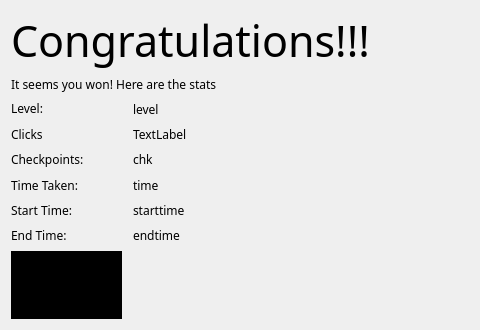
flamboyantpenguin/wikilynx, file wikiLYNX/ui/congrats.ui: the form before one commit; both pictures show x 0 to 480 and y 0 to 330 of the 850 by 330 pixel window.
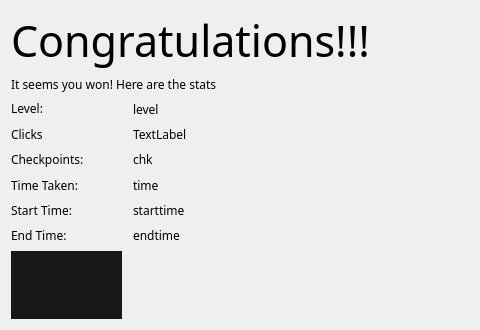
The form after the commit. Icons and pictures are not drawn.

What changed in the file:
```diff
--- a/wikiLYNX/ui/congrats.ui
+++ b/wikiLYNX/ui/congrats.ui
@@ -367,7 +367,7 @@
 hr { height: 1px; border-width: 0; }
 li.unchecked::marker { content: &quot;\2610&quot;; }
 li.checked::marker { content: &quot;\2612&quot;; }
-&lt;/style&gt;&lt;/head&gt;&lt;body style=&quot; font-family:'Comfortaa'; font-size:10pt; font-weight:400; font-style:normal;&quot; bgcolor=&quot;#000000&quot;&gt;
+&lt;/style&gt;&lt;/head&gt;&lt;body style=&quot; font-family:'Comfortaa'; font-size:10pt; font-weight:400; font-style:normal;&quot; bgcolor=&quot;#181818&quot;&gt;
 &lt;p style=&quot; margin-top:0px; margin-bottom:0px; margin-left:0px; margin-right:0px; -qt-block-indent:0; text-indent:0px;&quot;&gt;&lt;img src=&quot;:/base/images/wikiLYNX_logo.svg&quot; width=&quot;100&quot; height=&quot;60&quot; /&gt;&lt;/p&gt;&lt;/body&gt;&lt;/html&gt;</string>
        </property>
        <property name="textInteractionFlags">
```
